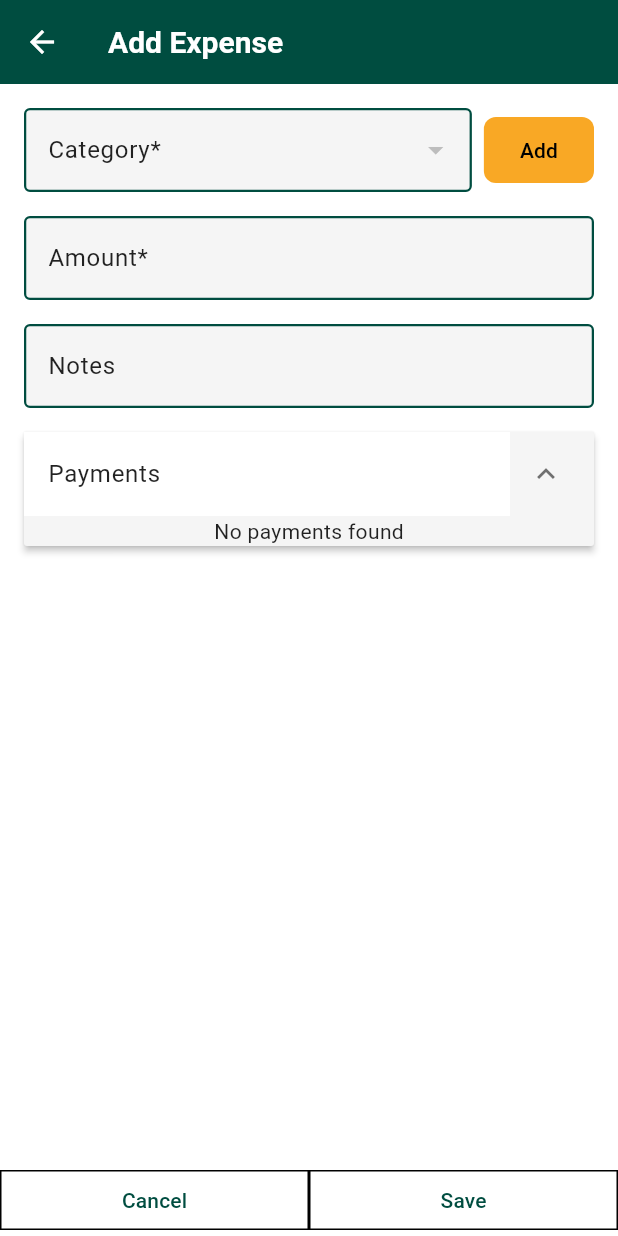
After one commit to atketan/ease-mvp, a Flutter app: the ExpenseForm screen opened directly, on a phone screen of 412 x 824 dp. The commit adds this screen. Run offline on Flutter 3.47's test engine with Material 3 defaults, Android fonts, the phone set to English and light mode, and no system bars; our stand-ins replace bloc, cloud_firestore, firebase_auth, firebase_core, flutter_bloc, flutter_slidable and 4 more; missing offline and left inert: floating_action_bubble, numeric_keyboard; accounts and stored records are empty.

Commit message:
WIP - expense management module with payments option

```diff
--- a/lib/core/database/expenses/firestore_expenses_dao.dart
+++ b/lib/core/database/expenses/firestore_expenses_dao.dart
@@ -13,7 +13,8 @@ class FirestoreExpensesDAO implements ExpensesDataSource {
     final docRef = await _firestore
         .collection('users')
         .doc(userId)
-        .collection('expenses').add(expense.toJSON());
+        .collection('expenses')
+        .add(expense.toJSON());
     return docRef.id.hashCode; // Firestore does not return an integer ID
   }
 
@@ -22,7 +23,8 @@ class FirestoreExpensesDAO implements ExpensesDataSource {
     final snapshot = await _firestore
         .collection('users')
         .doc(userId)
-        .collection('expenses').get();
+        .collection('expenses')
+        .get();
     return snapshot.docs.map((doc) => Expense.fromJSON(doc.data())).toList();
   }
 
@@ -31,7 +33,9 @@ class FirestoreExpensesDAO implements ExpensesDataSource {
     await _firestore
         .collection('users')
         .doc(userId)
-        .collection('expenses').doc(expense.id.toString()).update(expense.toJSON());
+        .collection('expenses')
+        .doc(expense.id.toString())
+        .update(expense.toJSON());
     return 1; // Firestore does not return an update count
   }
 
@@ -40,7 +44,24 @@ class FirestoreExpensesDAO implements ExpensesDataSource {
     await _firestore
         .collection('users')
         .doc(userId)
-        .collection('expenses').doc(expenseId.toString()).delete();
+        .collection('expenses')
+        .doc(expenseId.toString())
+        .delete();
     return 1; // Firestore does not return a delete count
   }
+
+  Stream<List<Expense>> subscribeToExpenses() {
+    return _firestore
+        .collection('users')
+        .doc(userId)
+        .collection('expenses')
+        .snapshots()
+        .map((snapshot) {
+      return snapshot.docs.map((doc) {
+        final expense = Expense.fromJSON(doc.data());
+        expense.expenseId = doc.id;
+        return expense;
+      }).toList();
+    });
+  }
 }
--- a/lib/core/database/payments/payments_data_source.dart
+++ b/lib/core/database/payments/payments_data_source.dart
@@ -10,4 +10,6 @@ abstract class PaymentsDataSource {
   Future<Payment?> getPaymentByInvoiceId(
     String? invoiceId,
   ); // To be deprecated, as each invoice can have multiple payments made against it
+  Future<List<Payment>> getPaymentsByExpenseId(
+      String expenseId); // to get all payments made against an expense entry
 }
--- a/lib/core/enums/invoice_type_enum.dart
+++ b/lib/core/enums/invoice_type_enum.dart
@@ -1,6 +1,7 @@
 enum InvoiceType {
   Sales,
   Purchase,
+  Expense,
   // Add other types as needed
 }
 
@@ -11,6 +12,8 @@ extension InvoiceTypeExtension on InvoiceType {
         return 'Sale';
       case InvoiceType.Purchase:
         return 'Purchase';
+      case InvoiceType.Expense:
+        return 'Expense';
       // Add cases for other types
     }
   }
--- a/lib/core/models/expense.dart
+++ b/lib/core/models/expense.dart
@@ -1,28 +1,31 @@
 class Expense {
   int? id;
-  String? expenseId; // firestore doc id
-  String categoryId; // firestore doc id for expense category
-  String description;
+  String? expenseId; // Firestore document ID
+  String? notes;
+  String? name; // category name - to avoid calling categories collection
+  String? categoryId;
   double amount;
   DateTime createdAt;
-  DateTime? updatedAt;
+  DateTime updatedAt;
 
   Expense({
     this.id,
     this.expenseId,
-    required this.categoryId,
-    required this.description,
+    required this.name,
+    this.notes,
+    this.categoryId,
     required this.amount,
     required this.createdAt,
-    this.updatedAt,
+    required this.updatedAt,
   });
 
   factory Expense.fromJSON(Map<String, dynamic> json) {
     return Expense(
       id: json['id'],
       expenseId: json['expense_id'],
+      name: json['name'],
+      notes: json['notes'],
       categoryId: json['category_id'],
-      description: json['description'],
       amount: json['amount'],
       createdAt: DateTime.parse(json['created_at']),
       updatedAt: DateTime.parse(json['updated_at']),
@@ -33,11 +36,12 @@ class Expense {
     return {
       'id': id,
       'expense_id': expenseId,
+      'name': name,
+      'notes': notes,
       'category_id': categoryId,
-      'description': description,
       'amount': amount,
       'created_at': createdAt.toIso8601String(),
-      'updated_at': updatedAt?.toIso8601String(),
+      'updated_at': updatedAt.toIso8601String(),
     };
   }
 }
--- /dev/null
+++ b/lib/features/expenses/providers/expense_provider.dart
@@ -0,0 +1,76 @@
+import 'package:ease/core/database/expenses/firestore_expenses_dao.dart';
+import 'package:ease/core/database/payments/firestore_payments_dao.dart';
+import 'package:ease/core/models/expense.dart';
+import 'package:ease/core/models/payment.dart';
+import 'package:flutter/material.dart';
+import 'dart:async';
+
+class ExpensesProvider with ChangeNotifier {
+  final FirestoreExpensesDAO _expensesDAO;
+  final FirestorePaymentsDAO _paymentsDAO;
+  StreamSubscription<dynamic>? _expensesSubscription;
+
+  List<Expense> _expenses = [];
+  List<Expense> get expenses => _expenses;
+
+  ExpensesProvider(this._expensesDAO, this._paymentsDAO) {
+    subscribeToExpenses();
+  }
+
+  void subscribeToExpenses() {
+    _expensesSubscription =
+        _expensesDAO.subscribeToExpenses().listen((expenses) {
+      _expenses = expenses;
+      notifyListeners();
+    }, onError: (e) {
+      debugPrint('Error fetching expenses: $e');
+    });
+  }
+
+  Future<void> insertExpense(Expense expense) async {
+    try {
+      await _expensesDAO.insertExpense(expense);
+    } catch (e) {
+      debugPrint('Error inserting expense: $e');
+    }
+  }
+
+  Future<void> updateExpense(Expense expense) async {
+    try {
+      await _expensesDAO.updateExpense(expense);
+    } catch (e) {
+      debugPrint('Error updating expense: $e');
+    }
+  }
+
+  Future<void> insertPayment(Payment payment, String expenseId) async {
+    try {
+      await _paymentsDAO.insertPayment(payment);
+    } catch (e) {
+      debugPrint('Error inserting payment: $e');
+    }
+  }
+
+  Future<void> updatePayment(Payment payment, String expenseId) async {
+    try {
+      await _paymentsDAO.updatePayment(payment);
+    } catch (e) {
+      debugPrint('Error updating payment: $e');
+    }
+  }
+
+  Future<List<Payment>> getPaymentsForExpense(String expenseId) async {
+    try {
+      return await _paymentsDAO.getPaymentsByExpenseId(expenseId);
+    } catch (e) {
+      debugPrint('Error fetching payments: $e');
+      return [];
+    }
+  }
+
+  @override
+  void dispose() {
+    _expensesSubscription?.cancel();
+    super.dispose();
+  }
+}
--- /dev/null
+++ b/lib/features/expenses/widgets/expense_form.dart
@@ -0,0 +1,321 @@
+import 'package:ease/core/enums/invoice_type_enum.dart';
+import 'package:ease/core/enums/transaction_type_enum.dart';
+import 'package:ease/core/models/expense.dart';
+import 'package:ease/core/utils/date_time_utils.dart';
+import 'package:ease/features/expense_categories/presentation/widgets/expense_category_form.dart';
+import 'package:ease/features/expense_categories/providers/expense_category_provider.dart';
+import 'package:ease/features/expenses/providers/expense_provider.dart';
+import 'package:ease/features/invoice_manager/widgets/payments_add_payment_form.dart';
+import 'package:flutter/material.dart';
+import 'package:provider/provider.dart';
+
+class ExpenseForm extends StatefulWidget {
+  final Expense? expense;
+
+  ExpenseForm({this.expense});
+
+  @override
+  _ExpenseFormState createState() => _ExpenseFormState();
+}
+
+class _ExpenseFormState extends State<ExpenseForm> {
+  final _formKey = GlobalKey<FormState>();
+  late String _name;
+  String? _notes;
+  String? _categoryId;
+  double? _amount;
+  bool _isExpanded = true;
+
+  @override
+  void initState() {
+    super.initState();
+    if (widget.expense != null) {
+      _name = widget.expense!.name ?? '';
+      _notes = widget.expense!.notes;
+      _categoryId = widget.expense!.categoryId;
+      _amount = widget.expense!.amount;
+    } else {
+      _name = '';
+    }
+  }
+
+  @override
+  Widget build(BuildContext context) {
+    return Scaffold(
+      appBar: AppBar(
+        title: Text(widget.expense == null ? 'Add Expense' : 'Edit Expense'),
+      ),
+      body: Form(
+        key: _formKey,
+        child: Stack(
+          children: [
+            Padding(
+              padding: const EdgeInsets.all(16.0),
+              child: Column(
+                children: [
+                  // const SizedBox(height: 16),
+                  // TextFormField(
+                  //   initialValue: _name,
+                  //   decoration: InputDecoration(labelText: 'Name'),
+                  //   validator: (value) {
+                  //     if (value == null || value.isEmpty) {
+                  //       return 'Please enter a name';
+                  //     }
+                  //     return null;
+                  //   },
+                  //   onSaved: (value) {
+                  //     _name = value!;
+                  //   },
+                  // ),
+                  // const SizedBox(height: 8),
+                  Row(
+                    children: [
+                      Expanded(
+                        child: Consumer<ExpenseCategoryProvider>(
+                          builder: (context, provider, child) {
+                            return DropdownButtonFormField<String>(
+                              value: _categoryId,
+                              decoration:
+                                  InputDecoration(labelText: 'Category*'),
+                              items: provider.expenseCategories.map((category) {
+                                return DropdownMenuItem<String>(
+                                  value: category.categoryId,
+                                  child: Text(category.name),
+                                );
+                              }).toList(),
+                              validator: (value) {
+                                if (value == null || value.isEmpty) {
+                                  return 'Please select a category';
+                                }
+                                return null;
+                              },
+                              onChanged: (value) {
+                                setState(() {
+                                  _categoryId = value;
+                                  _name = provider.expenseCategories
+                                      .firstWhere((element) =>
+                                          element.categoryId == _categoryId)
+                                      .name;
+                                });
+                              },
+                            );
+                          },
+                        ),
+                      ),
+                      const SizedBox(width: 8),
+                      TextButton(
+                        child: Text('Add'),
+                        onPressed: () {
+                          Navigator.push(
+                            context,
+                            MaterialPageRoute(
+                              builder: (context) => ExpenseCategoryForm(),
+                            ),
+                          ).then((_) {
+                            setState(() {
+                              _categoryId = null;
+                              _name = '';
+                            });
+                          });
+                        },
+                      ),
+                    ],
+                  ),
+                  const SizedBox(height: 16),
+                  TextFormField(
+                    initialValue: _amount?.toString(),
+                    decoration:
+                        InputDecoration(labelText: 'Amount*', prefixText: '₹ '),
+                    keyboardType: TextInputType.number,
+                    validator: (value) {
+                      if (value == null || value.isEmpty) {
+                        return 'Please enter an amount';
+                      }
+                      return null;
+                    },
+                    onSaved: (value) {
+                      _amount = double.parse(value!);
+                    },
+                  ),
+                  const SizedBox(height: 16),
+                  TextFormField(
+                    initialValue: _notes,
+                    decoration: InputDecoration(labelText: 'Notes'),
+                    // validator: (value) {
+                    //   if (value == null || value.isEmpty) {
+                    //     return 'Please add notes to explain the expense';
+                    //   }
+                    //   return null;
+                    // },
+                    onSaved: (value) {
+                      _notes = value;
+                    },
+                  ),
+                  SizedBox(height: 16),
+                  ExpansionPanelList(
+                    expandedHeaderPadding: EdgeInsets.all(0),
+                    expansionCallback: (int index, bool isExpanded) {
+                      setState(() {
+                        _isExpanded = !isExpanded;
+                      });
+                    },
+                    children: [
+                      ExpansionPanel(
+                        headerBuilder: (BuildContext context, bool isExpanded) {
+                          return ListTile(
+                            title: Text('Payments'),
+                          );
+                        },
+                        body: Column(
+                          children: [
+                            Consumer<ExpensesProvider>(
+                              builder: (context, provider, child) {
+                                return FutureBuilder(
+                                  future: provider.getPaymentsForExpense(
+                                      widget.expense?.expenseId ?? ''),
+                                  builder: (context, snapshot) {
+                                    if (snapshot.connectionState ==
+                                        ConnectionState.waiting) {
+                                      return CircularProgressIndicator();
+                                    } else if (snapshot.hasError) {
+                                      return Text('Error: ${snapshot.error}');
+                                    } else if (!snapshot.hasData ||
+                                        (snapshot.data as List).isEmpty) {
+                                      return Text('No payments found');
+                                    } else {
+                                      final payments = snapshot.data as List;
+                                      return Column(
+                                        children: payments.map((payment) {
+                                          return ListTile(
+                                            title: Text(
+                                              payment.paymentMethod.displayName,
+                                              style: Theme.of(context)
+                                                  .textTheme
+                                                  .labelLarge,
+                                            ),
+                                            subtitle: Text(
+                                              formatInvoiceDate(
+                                                  payment.paymentDate),
+                                              style: Theme.of(context)
+                                                  .textTheme
+                                                  .labelSmall,
+                                            ),
+                                            trailing: Text(
+                                              (payment.transactionType ==
+                                                      TransactionType.credit)
+                                                  ? '+' + '₹${payment.amount}'
+                                                  : '-' + '₹${payment.amount}',
+                                              style: Theme.of(context)
+                                                  .textTheme
+                                                  .titleSmall,
+                                            ),
+                                          );
+                                        }).toList(),
+                                      );
+                                    }
+                                  },
+                                );
+                              },
+                            ),
+                            // Padding(
+                            //   padding: const EdgeInsets.all(8.0),
+                            //   child: ElevatedButton(
+                            //     onPressed: () {
+                            //       showDialog(
+                            //         context: context,
+                            //         builder: (context) => AddPaymentForm(
+                            //           invoiceId: _invoiceManagerCubit
+                            //                   .invoice.invoiceId ??
+                            //               "",
+                            //           totalAmountPayable: _amount!,
+                            //           totalPaid: totalPaid,
+                            //           invoiceType: InvoiceType.Expense,
+                            //         ),
+                            //       ).then((newPayment) {
+                            //         if (newPayment != null) {
+                            //           _invoiceManagerCubit
+                            //               .addPayment(newPayment);
+                            //         }
+                            //       });
+                            //     },
+                            //     child: Text('Add Payment'),
+                            //   ),
+                            // ),
+                          ],
+                        ),
+                        isExpanded: _isExpanded,
+                      ),
+                    ],
+                  ),
+                  const SizedBox(height: 16),
+                ],
+              ),
+            ),
+            Align(
+              alignment: Alignment.bottomCenter,
+              child: Row(
+                children: [
+                  Expanded(
+                    flex: 5,
+                    child: OutlinedButton(
+                      style: OutlinedButton.styleFrom(
+                        shape: RoundedRectangleBorder(
+                          borderRadius: BorderRadius.zero,
+                        ),
+                      ),
+                      onPressed: () {
+                        Navigator.pop(context);
+                      },
+                      child: Text('Cancel'),
+                    ),
+                  ),
+                  Expanded(
+                    flex: 5,
+                    child: OutlinedButton(
+                      style: OutlinedButton.styleFrom(
+                        shape: RoundedRectangleBorder(
+                          borderRadius: BorderRadius.zero,
+                        ),
+                      ),
+                      onPressed: () {
+                        if (_formKey.currentState!.validate()) {
+                          _formKey.currentState!.save();
+                          final provider = Provider.of<ExpensesProvider>(
+                              context,
+                              listen: false);
+                          if (widget.expense == null) {
+                            provider.insertExpense(Expense(
+                              name: _name,
+                              notes: _notes,
+                              categoryId: _categoryId,
+                              amount: _amount!,
+                              createdAt: DateTime.now(),
+                              updatedAt: DateTime.now(),
+                            ));
+                          } else {
+                            provider.updateExpense(Expense(
+                              id: widget.expense!.id,
+                              expenseId: widget.expense!.expenseId,
+                              name: _name,
+                              notes: _notes,
+                              categoryId: _categoryId,
+                              amount: _amount!,
+                              createdAt: widget.expense!.createdAt,
+                              updatedAt: DateTime.now(),
+                            ));
+                          }
+                          Navigator.pop(context);
+                        }
+                      },
+                      child: Text(widget.expense == null ? 'Save' : 'Update'),
+                    ),
+                  ),
+                ],
+              ),
+            )
+          ],
+        ),
+      ),
+    );
+  }
+}
```
Also changed, not shown: lib/core/database/payments/firestore_payments_dao.dart (+21 -0 lines), lib/core/database/payments/sqflite_payments_dao.dart (+9 -0 lines), lib/ease_app.dart (+7 -0 lines), lib/features/expenses/presentation/expenses_landing_page.dart (+74 -0 lines), lib/features/home/presentation/home_page.dart (+7 -0 lines), lib/features/home_invoices/presentation/invoices_home.dart (+4 -4 lines).
